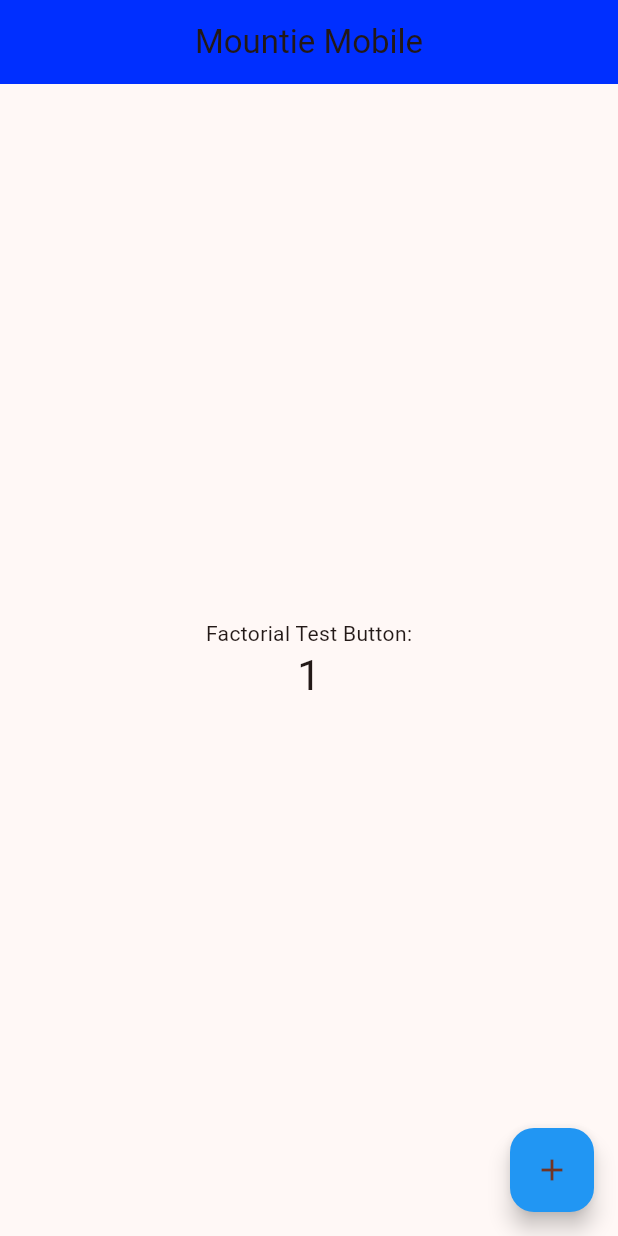
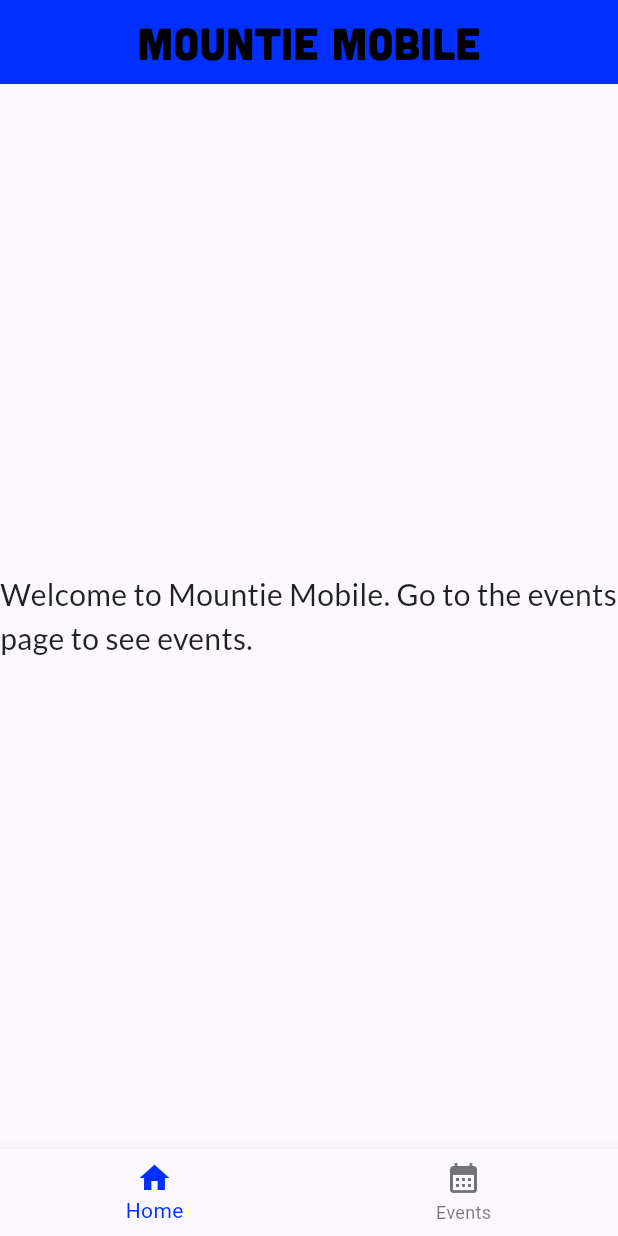
Before and after one commit to Mountie-Mobile-RHS/mountie-mobile-app, a Flutter app: the screen it shows after launch, on a phone screen of 412 x 824 dp. Run offline on Flutter 3.47's test engine with Material 2 defaults, Android fonts, the phone set to English and light mode, and no system bars; our stand-ins replace google_fonts.

Commit message:
Start of app

```diff
--- /dev/null
+++ b/lib/constant/constant.dart
@@ -0,0 +1,18 @@
+import 'package:flutter/material.dart';
+import 'package:google_fonts/google_fonts.dart';
+
+class Constant {
+  static const Color mountieBlueColor = Color.fromRGBO(0, 47, 255, 1.0);
+
+  static const TextStyle titleStyle = TextStyle(
+    color: Colors.black,
+    fontSize: 30,
+    fontFamily: "Cubano",
+    fontWeight: FontWeight.w400,
+  );
+
+  static TextStyle regularStyle = GoogleFonts.lato(
+    color: Colors.black87,
+    fontSize: 20,
+  );
+}
--- a/lib/main.dart
+++ b/lib/main.dart
@@ -1,71 +1,25 @@
 import 'package:flutter/material.dart';
 
+import 'constant/constant.dart';
+import 'pages/home_page.dart';
+
 void main() {
-  runApp(const MyApp());
+  runApp(const MountieMobileApp());
 }
 
-class MyApp extends StatelessWidget {
-  const MyApp({super.key});
+class MountieMobileApp extends StatelessWidget {
+  const MountieMobileApp({super.key});
 
   @override
   Widget build(BuildContext context) {
     return MaterialApp(
+      debugShowCheckedModeBanner: false,
       title: 'Mountie Mobile',
       theme: ThemeData(
-        colorScheme: ColorScheme.fromSeed(seedColor: Colors.deepOrange),
+        colorScheme: ColorScheme.fromSeed(seedColor: Constant.mountieBlueColor),
         useMaterial3: true,
       ),
-      home: const MyHomePage(title: 'Mountie Mobile'),
+      home: const HomePage(),
     );
   }
 }
-
-class MyHomePage extends StatefulWidget {
-  const MyHomePage({super.key, required this.title});
-  final String title;
-
-  @override
-  State<MyHomePage> createState() => _MyHomePageState();
-}
-
-class _MyHomePageState extends State<MyHomePage> {
-  int _counterFactorial = 1;
-
-  void _incrementCounter() {
-    setState(() {
-      _counterFactorial *= (_counterFactorial + 1);
-    });
-  }
-
-  @override
-  Widget build(BuildContext context) {
-    return Scaffold(
-      appBar: AppBar(
-        backgroundColor: const Color.fromRGBO(0, 47, 255, 1.0),
-        title: Text(widget.title),
-        centerTitle: true,
-      ),
-      body: Center(
-        child: Column(
-          mainAxisAlignment: MainAxisAlignment.center,
-          children: <Widget>[
-            const Text(
-              'Factorial Test Button:',
-            ),
-            Text(
-              '$_counterFactorial',
-              style: Theme.of(context).textTheme.headlineMedium,
-            ),
-          ],
-        ),
-      ),
-      floatingActionButton: FloatingActionButton(
-        backgroundColor: Colors.blue,
-        onPressed: _incrementCounter,
-        tooltip: 'Increment',
-        child: const Icon(Icons.add),
-
-      ),
-    );
-  }
-}
--- /dev/null
+++ b/lib/pages/events_page.dart
@@ -0,0 +1,11 @@
+import 'package:flutter/material.dart';
+
+class EventsPage extends StatelessWidget {
+  const EventsPage({super.key});
+
+  @override
+  Widget build(BuildContext context) {
+    // TODO: implement build
+    throw UnimplementedError();
+  }
+}
--- /dev/null
+++ b/lib/pages/home_page.dart
@@ -0,0 +1,28 @@
+import 'package:flutter/material.dart';
+import 'package:google_fonts/google_fonts.dart';
+
+import '../constant/constant.dart';
+import '../widgets/navigation_bar.dart';
+
+class HomePage extends StatelessWidget {
+  const HomePage({super.key});
+
+  @override
+  Widget build(BuildContext context) {
+    return Scaffold(
+      appBar: AppBar(
+        title: const Text("Mountie Mobile"),
+        backgroundColor: Constant.mountieBlueColor,
+        centerTitle: true,
+        titleTextStyle: Constant.titleStyle
+      ),
+      body: Center(
+        child: Text(
+          "Welcome to Mountie Mobile. Go to the events page to see events.",
+          style: Constant.regularStyle,
+        ),
+      ),
+      bottomNavigationBar: const MountieMobileNavigationBar()
+    );
+  }
+}
--- /dev/null
+++ b/lib/widgets/app_bar.dart
@@ -0,0 +1,3 @@
+import 'package:flutter/material.dart';
+
+import '../constant/constant.dart';
--- /dev/null
+++ b/lib/widgets/navigation_bar.dart
@@ -0,0 +1,41 @@
+import 'package:flutter/material.dart';
+
+import '../constant/constant.dart';
+
+class MountieMobileNavigationBar extends StatefulWidget {
+  const MountieMobileNavigationBar({super.key});
+
+  @override
+  State<StatefulWidget> createState() {
+    return _MountieMobileNavigationBarState();
+  }
+}
+
+class _MountieMobileNavigationBarState extends State<MountieMobileNavigationBar> {
+  int _selectedIndex = 0;
+
+  @override
+  Widget build(BuildContext context) {
+    return BottomNavigationBar(
+      items: const <BottomNavigationBarItem>[
+        BottomNavigationBarItem(
+            icon: Icon(Icons.home),
+            label: "Home"
+        ),
+        BottomNavigationBarItem(
+            icon: Icon(Icons.calendar_month),
+            label: "Events"
+        )
+      ],
+      currentIndex: _selectedIndex,
+      selectedItemColor: Constant.mountieBlueColor,
+      onTap: _onItemTapped,
+    );
+  }
+
+  void _onItemTapped(int index) {
+    setState(() {
+      _selectedIndex = index;
+    });
+  }
+}
```
Also changed, not shown: pubspec.yaml (+6 -4 lines), fonts/Cubano-Regular.ttf (added), pubspec.lock, 2 other files.
